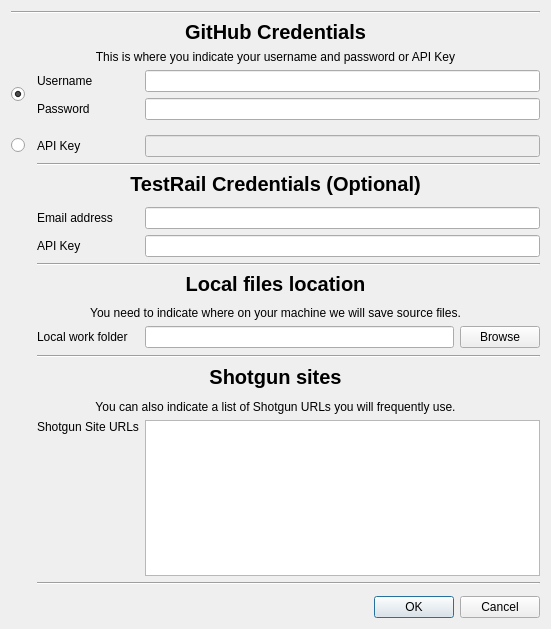
This is SG_Automation/prefsGUI.ui in shotgunsoftware/sg-automation as Qt 5 draws it before an edit. The edited form follows.
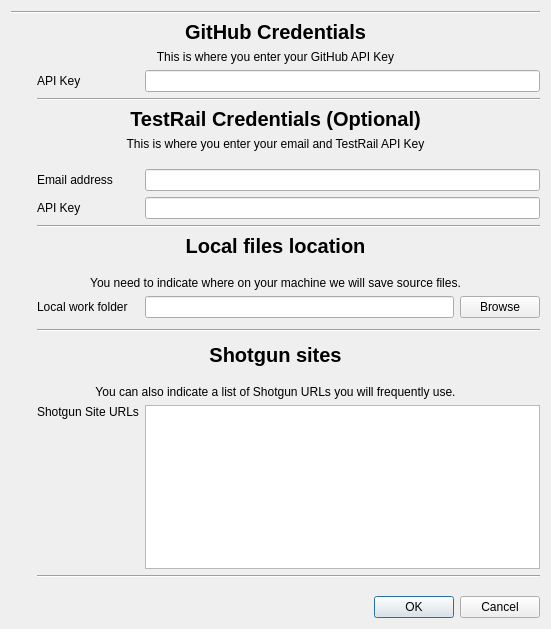
This is the edited form.

Commit message: Enforced the use of a API Key for GitHub + added indication on TestRail user

```diff
--- a/SG_Automation/prefsGUI.ui
+++ b/SG_Automation/prefsGUI.ui
@@ -53,7 +53,7 @@
      <item>
       <widget class="QLabel" name="label_8">
        <property name="text">
-        <string>This is where you indicate your username and password or API Key</string>
+        <string>This is where you enter your GitHub API Key</string>
        </property>
        <property name="alignment">
         <set>Qt::AlignCenter</set>
@@ -62,17 +62,7 @@
      </item>
      <item>
       <layout class="QGridLayout" name="gridLayout_2">
-       <item row="1" column="0" rowspan="2">
-        <widget class="QRadioButton" name="credsRadioButton">
-         <property name="text">
-          <string/>
-         </property>
-         <property name="checked">
-          <bool>true</bool>
-         </property>
-        </widget>
-       </item>
-       <item row="21" column="1">
+       <item row="18" column="1">
         <widget class="QLabel" name="label_6">
          <property name="text">
           <string>Shotgun Site URLs</string>
@@ -82,28 +72,61 @@
          </property>
         </widget>
        </item>
-       <item row="21" column="2" colspan="2">
-        <widget class="QTextBrowser" name="sitesList">
-         <property name="readOnly">
-          <bool>false</bool>
+       <item row="6" column="1">
+        <widget class="QLabel" name="label_13">
+         <property name="text">
+          <string>Email address</string>
          </property>
         </widget>
        </item>
-       <item row="6" column="1" colspan="3">
-        <widget class="Line" name="line">
-         <property name="orientation">
-          <enum>Qt::Horizontal</enum>
+       <item row="7" column="1">
+        <widget class="QLabel" name="label_14">
+         <property name="text">
+          <string>API Key</string>
          </property>
         </widget>
        </item>
-       <item row="22" column="1" colspan="3">
+       <item row="6" column="2" colspan="2">
+        <widget class="QLineEdit" name="emailAddressEdit"/>
+       </item>
+       <item row="7" column="2" colspan="2">
+        <widget class="QLineEdit" name="testrailApiKeyEdit"/>
+       </item>
+       <item row="11" column="0" colspan="4">
+        <widget class="QLabel" name="label_9">
+         <property name="text">
+          <string>You need to indicate where on your machine we will save source files.</string>
+         </property>
+         <property name="alignment">
+          <set>Qt::AlignCenter</set>
+         </property>
+        </widget>
+       </item>
+       <item row="17" column="0" colspan="4">
+        <widget class="QLabel" name="label_10">
+         <property name="text">
+          <string>You can also indicate a list of Shotgun URLs you will frequently use.</string>
+         </property>
+         <property name="alignment">
+          <set>Qt::AlignCenter</set>
+         </property>
+        </widget>
+       </item>
+       <item row="19" column="1" colspan="3">
         <widget class="Line" name="line_2">
          <property name="orientation">
           <enum>Qt::Horizontal</enum>
          </property>
         </widget>
        </item>
-       <item row="5" column="1">
+       <item row="2" column="1" colspan="3">
+        <widget class="Line" name="line">
+         <property name="orientation">
+          <enum>Qt::Horizontal</enum>
+         </property>
+        </widget>
+       </item>
+       <item row="1" column="1">
         <widget class="QLabel" name="label_7">
          <property name="enabled">
           <bool>true</bool>
@@ -113,8 +136,15 @@
          </property>
         </widget>
        </item>
-       <item row="3" column="2">
-        <spacer name="verticalSpacer_6">
+       <item row="18" column="2" colspan="2">
+        <widget class="QTextBrowser" name="sitesList">
+         <property name="readOnly">
+          <bool>false</bool>
+         </property>
+        </widget>
+       </item>
+       <item row="16" column="0">
+        <spacer name="verticalSpacer_5">
          <property name="orientation">
           <enum>Qt::Vertical</enum>
          </property>
@@ -126,7 +156,27 @@
          </property>
         </spacer>
        </item>
-       <item row="7" column="0" colspan="4">
+       <item row="14" column="0">
+        <spacer name="verticalSpacer_3">
+         <property name="orientation">
+          <enum>Qt::Vertical</enum>
+         </property>
+         <property name="sizeHint" stdset="0">
+          <size>
+           <width>20</width>
+           <height>40</height>
+          </size>
+         </property>
+        </spacer>
+       </item>
+       <item row="14" column="1" colspan="3">
+        <widget class="Line" name="line_4">
+         <property name="orientation">
+          <enum>Qt::Horizontal</enum>
+         </property>
+        </widget>
+       </item>
+       <item row="3" column="0" colspan="4">
         <widget class="QLabel" name="label_12">
          <property name="font">
           <font>
@@ -143,44 +193,60 @@
          </property>
         </widget>
        </item>
-       <item row="17" column="1" colspan="3">
-        <widget class="Line" name="line_4">
-         <property name="orientation">
-          <enum>Qt::Horizontal</enum>
+       <item row="15" column="0" colspan="4">
+        <widget class="QLabel" name="label_11">
+         <property name="font">
+          <font>
+           <pointsize>15</pointsize>
+           <weight>75</weight>
+           <bold>true</bold>
+          </font>
          </property>
-        </widget>
-       </item>
-       <item row="17" column="0">
-        <spacer name="verticalSpacer_3">
-         <property name="orientation">
-          <enum>Qt::Vertical</enum>
-         </property>
-         <property name="sizeHint" stdset="0">
-          <size>
-           <width>20</width>
-           <height>40</height>
-          </size>
-         </property>
-        </spacer>
-       </item>
-       <item row="2" column="1">
-        <widget class="QLabel" name="label_3">
          <property name="text">
-          <string>Password</string>
+          <string>Shotgun sites</string>
+         </property>
+         <property name="alignment">
+          <set>Qt::AlignCenter</set>
          </property>
         </widget>
        </item>
-       <item row="16" column="2">
-        <widget class="QLineEdit" name="workFolderEdit"/>
-       </item>
-       <item row="16" column="1">
+       <item row="13" column="1">
         <widget class="QLabel" name="label_5">
          <property name="text">
           <string>Local work folder</string>
          </property>
         </widget>
        </item>
-       <item row="24" column="1">
+       <item row="13" column="2">
+        <widget class="QLineEdit" name="workFolderEdit"/>
+       </item>
+       <item row="5" column="0">
+        <spacer name="verticalSpacer_2">
+         <property name="orientation">
+          <enum>Qt::Vertical</enum>
+         </property>
+         <property name="sizeHint" stdset="0">
+          <size>
+           <width>20</width>
+           <height>40</height>
+          </size>
+         </property>
+        </spacer>
+       </item>
+       <item row="10" column="0">
+        <spacer name="verticalSpacer_4">
+         <property name="orientation">
+          <enum>Qt::Vertical</enum>
+         </property>
+         <property name="sizeHint" stdset="0">
+          <size>
+           <width>20</width>
+           <height>40</height>
+          </size>
+         </property>
+        </spacer>
+       </item>
+       <item row="21" column="1">
         <spacer name="verticalSpacer">
          <property name="orientation">
           <enum>Qt::Vertical</enum>
@@ -193,101 +259,14 @@
          </property>
         </spacer>
        </item>
-       <item row="16" column="3">
+       <item row="13" column="3">
         <widget class="QPushButton" name="browseButton">
          <property name="text">
           <string>Browse</string>
          </property>
         </widget>
        </item>
-       <item row="5" column="0">
-        <widget class="QRadioButton" name="apiKeyRadioButton">
-         <property name="text">
-          <string/>
-         </property>
-        </widget>
-       </item>
-       <item row="5" column="2" colspan="2">
-        <widget class="QLineEdit" name="apiKeyEdit">
-         <property name="enabled">
-          <bool>false</bool>
-         </property>
-        </widget>
-       </item>
-       <item row="2" column="2" colspan="2">
-        <widget class="QLineEdit" name="userPasswordEdit">
-         <property name="echoMode">
-          <enum>QLineEdit::Password</enum>
-         </property>
-        </widget>
-       </item>
-       <item row="1" column="2" colspan="2">
-        <widget class="QLineEdit" name="userNameEdit"/>
-       </item>
-       <item row="4" column="2">
-        <spacer name="verticalSpacer_7">
-         <property name="orientation">
-          <enum>Qt::Vertical</enum>
-         </property>
-         <property name="sizeHint" stdset="0">
-          <size>
-           <width>20</width>
-           <height>40</height>
-          </size>
-         </property>
-        </spacer>
-       </item>
-       <item row="14" column="0" colspan="4">
-        <widget class="QLabel" name="label_9">
-         <property name="text">
-          <string>You need to indicate where on your machine we will save source files.</string>
-         </property>
-         <property name="alignment">
-          <set>Qt::AlignCenter</set>
-         </property>
-        </widget>
-       </item>
-       <item row="1" column="1">
-        <widget class="QLabel" name="label_2">
-         <property name="text">
-          <string>Username</string>
-         </property>
-        </widget>
-       </item>
-       <item row="13" column="0">
-        <spacer name="verticalSpacer_4">
-         <property name="orientation">
-          <enum>Qt::Vertical</enum>
-         </property>
-         <property name="sizeHint" stdset="0">
-          <size>
-           <width>20</width>
-           <height>40</height>
-          </size>
-         </property>
-        </spacer>
-       </item>
-       <item row="8" column="0">
-        <spacer name="verticalSpacer_2">
-         <property name="orientation">
-          <enum>Qt::Vertical</enum>
-         </property>
-         <property name="sizeHint" stdset="0">
-          <size>
-           <width>20</width>
-           <height>40</height>
-          </size>
-         </property>
-        </spacer>
-       </item>
-       <item row="11" column="1" colspan="3">
-        <widget class="Line" name="line_5">
-         <property name="orientation">
-          <enum>Qt::Horizontal</enum>
-         </property>
-        </widget>
-       </item>
-       <item row="12" column="0" colspan="4">
+       <item row="9" column="0" colspan="4">
         <widget class="QLabel" name="label_4">
          <property name="font">
           <font>
@@ -304,66 +283,30 @@
          </property>
         </widget>
        </item>
-       <item row="20" column="0" colspan="4">
-        <widget class="QLabel" name="label_10">
-         <property name="text">
-          <string>You can also indicate a list of Shotgun URLs you will frequently use.</string>
+       <item row="1" column="2" colspan="2">
+        <widget class="QLineEdit" name="githubApiKeyEdit">
+         <property name="enabled">
+          <bool>true</bool>
          </property>
-         <property name="alignment">
-          <set>Qt::AlignCenter</set>
-         </property>
         </widget>
        </item>
-       <item row="18" column="0" colspan="4">
-        <widget class="QLabel" name="label_11">
-         <property name="font">
-          <font>
-           <pointsize>15</pointsize>
-           <weight>75</weight>
-           <bold>true</bold>
-          </font>
-         </property>
-         <property name="text">
-          <string>Shotgun sites</string>
-         </property>
-         <property name="alignment">
-          <set>Qt::AlignCenter</set>
-         </property>
-        </widget>
-       </item>
-       <item row="19" column="0">
-        <spacer name="verticalSpacer_5">
+       <item row="8" column="1" colspan="3">
+        <widget class="Line" name="line_5">
          <property name="orientation">
-          <enum>Qt::Vertical</enum>
+          <enum>Qt::Horizontal</enum>
          </property>
-         <property name="sizeHint" stdset="0">
-          <size>
-           <width>20</width>
-           <height>40</height>
-          </size>
-         </property>
-        </spacer>
-       </item>
-       <item row="9" column="1">
-        <widget class="QLabel" name="label_13">
-         <property name="text">
-          <string>Email address</string>
-         </property>
         </widget>
        </item>
-       <item row="10" column="1">
-        <widget class="QLabel" name="label_14">
+       <item row="4" column="0" colspan="4">
+        <widget class="QLabel" name="label_2">
          <property name="text">
-          <string>API Key</string>
+          <string>This is where you enter your email and TestRail API Key</string>
          </property>
+         <property name="alignment">
+          <set>Qt::AlignCenter</set>
+         </property>
         </widget>
        </item>
-       <item row="9" column="2" colspan="2">
-        <widget class="QLineEdit" name="emailAddressEdit"/>
-       </item>
-       <item row="10" column="2" colspan="2">
-        <widget class="QLineEdit" name="testrailApiKeyEdit"/>
-       </item>
       </layout>
      </item>
     </layout>
```
The commit also changes 2 other files.
